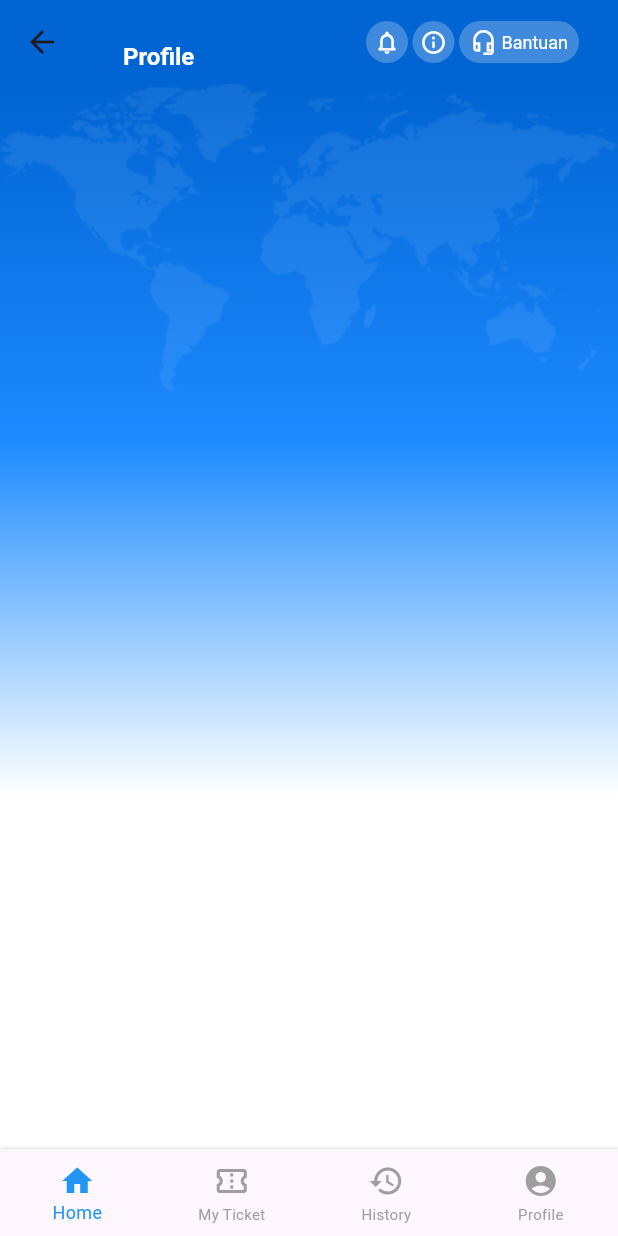
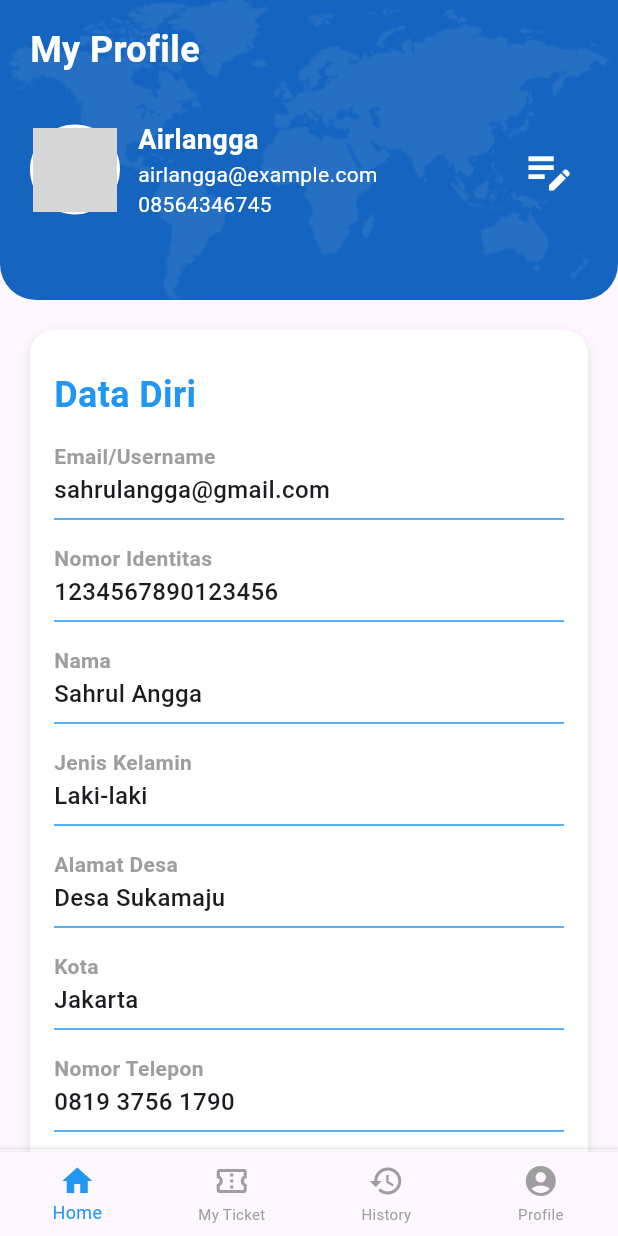
Before and after one commit to Angga21104050/eval-dlu-ferry, a Flutter app: the ProfileView screen opened by its route, on a phone screen of 412 x 824 dp. Run offline on Flutter 3.47's test engine with Material 3 defaults, Android fonts, the phone set to English and light mode, and no system bars; our stand-ins replace carousel_slider, get, table_calendar; grey boxes are pictures that could not be loaded.

Commit message:
edit: profile page

```diff
--- /dev/null
+++ b/lib/app/modules/profile/components/custom_profile_appBar.dart
@@ -0,0 +1,131 @@
+import 'package:flutter/material.dart';
+
+class CustomProfileAppBar extends StatelessWidget
+    implements PreferredSizeWidget {
+  final double height;
+  final String profileImage;
+  final String name;
+  final String email;
+  final String phone;
+
+  const CustomProfileAppBar({
+    super.key,
+    this.height = 200, // Tinggi AppBar
+    required this.profileImage,
+    required this.name,
+    required this.email,
+    required this.phone,
+  });
+
+  @override
+  Widget build(BuildContext context) {
+    return PreferredSize(
+      preferredSize: Size.fromHeight(height),
+      child: ClipRRect(
+        borderRadius: const BorderRadius.only(
+          bottomLeft: Radius.circular(24),
+          bottomRight: Radius.circular(24),
+        ),
+        child: Container(
+          height: height,
+          decoration: BoxDecoration(
+            color: Colors.blue.shade800,
+            image: const DecorationImage(
+              image: AssetImage(
+                "assets/img/map-global.png",
+              ), // Gambar latar belakang
+              fit: BoxFit.contain,
+              alignment: Alignment.center,
+            ),
+          ),
+          child: SafeArea(
+            child: Padding(
+              padding: const EdgeInsets.only(left: 20, right: 20, top: 16),
+              child: Column(
+                children: [
+                  Row(
+                    mainAxisAlignment: MainAxisAlignment.start,
+                    children: [
+                      Text(
+                        'My Profile',
+                        style: const TextStyle(
+                          color: Colors.white,
+                          fontSize: 24,
+                          fontWeight: FontWeight.bold,
+                        ),
+                      ),
+                    ],
+                  ),
+                  const SizedBox(height: 30),
+                  Row(
+                    crossAxisAlignment: CrossAxisAlignment.center,
+                    children: [
+                      // Foto Profil
+                      CircleAvatar(
+                        radius: 30,
+                        backgroundColor: Colors.white,
+                        child: CircleAvatar(
+                          radius: 28,
+                          backgroundImage: AssetImage(
+                            profileImage,
+                          ), // Gambar profil
+                        ),
+                      ),
+                      const SizedBox(width: 12), // Jarak antar elemen
+                      // Informasi Pengguna
+                      Expanded(
+                        child: Column(
+                          crossAxisAlignment: CrossAxisAlignment.start,
+                          mainAxisAlignment: MainAxisAlignment.center,
+                          children: [
+                            Text(
+                              name,
+                              style: const TextStyle(
+                                color: Colors.white,
+                                fontSize: 18,
+                                fontWeight: FontWeight.bold,
+                              ),
+                            ),
+                            Text(
+                              email,
+                              style: const TextStyle(
+                                color: Colors.white,
+                                fontSize: 14,
+                              ),
+                            ),
+                            Text(
+                              phone,
+                              style: const TextStyle(
+                                color: Colors.white,
+                                fontSize: 14,
+                              ),
+                            ),
+                          ],
+                        ),
+                      ),
+
+                      // Ikon Edit
+                      IconButton(
+                        icon: const Icon(
+                          Icons.edit_note_outlined,
+                          color: Colors.white,
+                          size: 36,
+                        ),
+                        onPressed: () {
+                          // Aksi ketika ikon edit ditekan
+                        },
+                      ),
+                    ],
+                  ),
+                ],
+              ),
+            ),
+          ),
+        ),
+      ),
+    );
+  }
+
+  @override
+  Size get preferredSize => Size.fromHeight(height);
+}
--- /dev/null
+++ b/lib/app/modules/profile/components/profile_section.dart
@@ -0,0 +1,76 @@
+import 'package:flutter/material.dart';
+
+class ProfileSection extends StatelessWidget {
+  final String title;
+  final List<ProfileItem> items;
+
+  const ProfileSection({super.key, required this.title, required this.items});
+
+  @override
+  Widget build(BuildContext context) {
+    return Container(
+      padding: const EdgeInsets.all(16),
+      decoration: BoxDecoration(
+        color: Colors.white,
+        borderRadius: BorderRadius.circular(16),
+        boxShadow: [
+          BoxShadow(
+            color: Colors.grey.withOpacity(0.3),
+            offset: const Offset(0, 3),
+            blurRadius: 5,
+          ),
+        ],
+      ),
+      child: Column(
+        crossAxisAlignment: CrossAxisAlignment.start,
+        children: [
+          Padding(
+            padding: const EdgeInsets.symmetric(vertical: 10),
+            child: Text(
+              title,
+              style: TextStyle(
+                fontSize: 24,
+                fontWeight: FontWeight.bold,
+                color: Colors.blue.shade500,
+              ),
+            ),
+          ),
+          ...items,
+        ],
+      ),
+    );
+  }
+}
+
+class ProfileItem extends StatelessWidget {
+  final String label;
+  final String value;
+
+  const ProfileItem({super.key, required this.label, required this.value});
+
+  @override
+  Widget build(BuildContext context) {
+    return Padding(
+      padding: const EdgeInsets.symmetric(vertical: 4.0),
+      child: Column(
+        crossAxisAlignment: CrossAxisAlignment.start,
+        children: [
+          Text(
+            label,
+            style: const TextStyle(
+              fontSize: 14,
+              fontWeight: FontWeight.w600,
+              color: Colors.grey,
+            ),
+          ),
+          const SizedBox(height: 1),
+          Text(
+            value,
+            style: const TextStyle(fontSize: 16, fontWeight: FontWeight.w500),
+          ),
+          const Divider(thickness: 1, color: Colors.blue),
+        ],
+      ),
+    );
+  }
+}
--- a/lib/app/modules/profile/views/profile_view.dart
+++ b/lib/app/modules/profile/views/profile_view.dart
@@ -2,8 +2,9 @@ import 'package:dlu_project/app/modules/home/controllers/home_controller.dart';
 import 'package:flutter/material.dart';
 import 'package:get/get.dart';
 import '../controllers/profile_controller.dart';
-import '../../home/components/custom_app_bar.dart';
 import '../../home/components/custom_navigation_bar.dart';
+import '../components/custom_profile_appBar.dart';
+import '../components/profile_section.dart';
 
 class ProfileView extends GetView<ProfileController> {
   const ProfileView({super.key});
@@ -12,31 +13,72 @@ class ProfileView extends GetView<ProfileController> {
   Widget build(BuildContext context) {
     Get.put(HomeController());
     return Scaffold(
-      appBar: CustomAppBar(greeting: '', username: 'Profile'),
-      body: Stack(
-        children: [
-          Container(
-            width: double.infinity,
-            height: MediaQuery.of(context).size.height,
-            decoration: const BoxDecoration(
-              gradient: LinearGradient(
-                begin: Alignment.topCenter,
-                end: Alignment.bottomCenter,
-                colors: [
-                  Color(0xFF0064D2),
-                  Color(0xFF1D8AFF),
-                  Colors.white,
-                  Colors.white,
+      appBar: const CustomProfileAppBar(
+        profileImage: '',
+        name: 'Airlangga',
+        email: 'airlangga@example.com',
+        phone: '08564346745',
+      ),
+      body: SingleChildScrollView(
+        child: Padding(
+          padding: const EdgeInsets.symmetric(horizontal: 20, vertical: 20),
+          child: Column(
+            children: [
+              ProfileSection(
+                title: "Data Diri",
+                items: const [
+                  ProfileItem(
+                    label: "Email/Username",
+                    value: "sahrulangga@gmail.com",
+                  ),
+                  ProfileItem(
+                    label: "Nomor Identitas",
+                    value: "1234567890123456",
+                  ),
+                  ProfileItem(label: "Nama", value: "Sahrul Angga"),
+                  ProfileItem(label: "Jenis Kelamin", value: "Laki-laki"),
+                  ProfileItem(label: "Alamat Desa", value: "Desa Sukamaju"),
+                  ProfileItem(label: "Kota", value: "Jakarta"),
+                  ProfileItem(label: "Nomor Telepon", value: "0819 3756 1790"),
                 ],
               ),
-              image: DecorationImage(
-                image: AssetImage("assets/img/map-global.png"),
-                alignment: Alignment.topCenter,
-                fit: BoxFit.contain,
+              const SizedBox(height: 20),
+              // Tombol Change Password
+              ElevatedButton.icon(
+                icon: const Icon(Icons.lock, color: Colors.white),
+                label: const Text("Change Password"),
+                style: ElevatedButton.styleFrom(
+                  backgroundColor: Colors.blue,
+                  foregroundColor: Colors.white,
+                  minimumSize: const Size(double.infinity, 50),
+                  shape: RoundedRectangleBorder(
+                    borderRadius: BorderRadius.circular(16),
+                  ),
+                ),
+                onPressed: () {
+                  // Tambahkan aksi untuk logout
+                },
               ),
-            ),
+              const SizedBox(height: 10),
+              // Tombol Log Out
+              ElevatedButton.icon(
+                icon: const Icon(Icons.exit_to_app, color: Colors.white),
+                label: const Text("Log Out"),
+                style: ElevatedButton.styleFrom(
+                  backgroundColor: Colors.red.shade600,
+                  foregroundColor: Colors.white,
+                  minimumSize: const Size(double.infinity, 50),
+                  shape: RoundedRectangleBorder(
+                    borderRadius: BorderRadius.circular(16),
+                  ),
+                ),
+                onPressed: () {
+                  // Tambahkan aksi untuk logout
+                },
+              ),
+            ],
           ),
-        ],
+        ),
       ),
       bottomNavigationBar: CustomNavigationBar(),
     );
```
